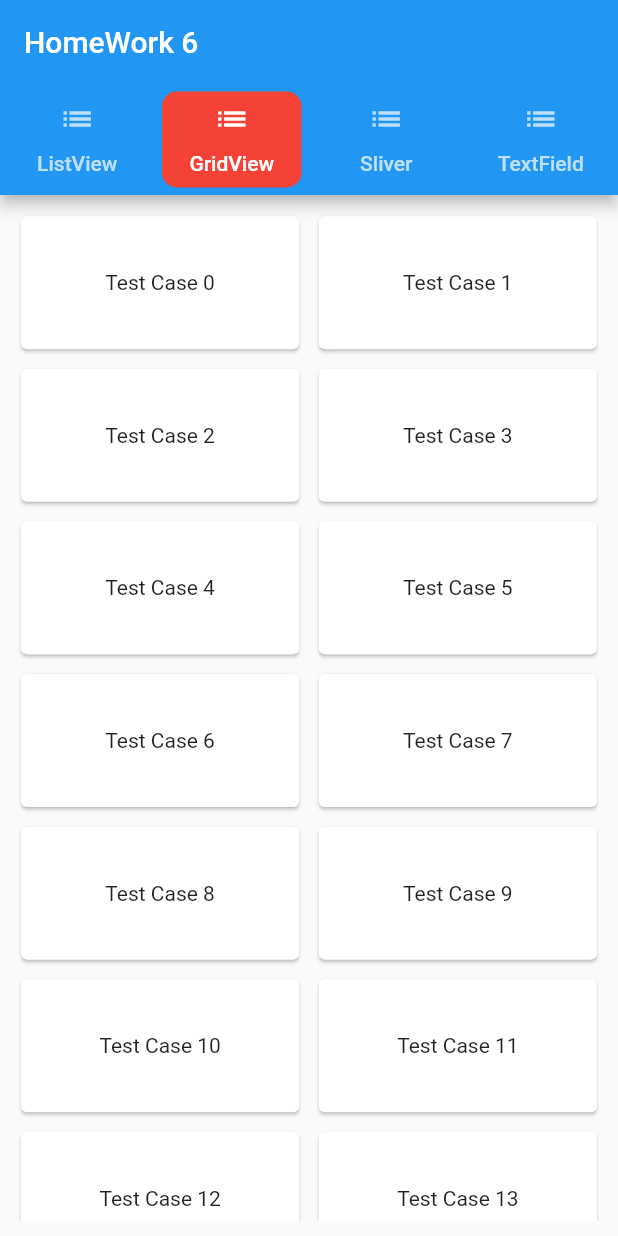
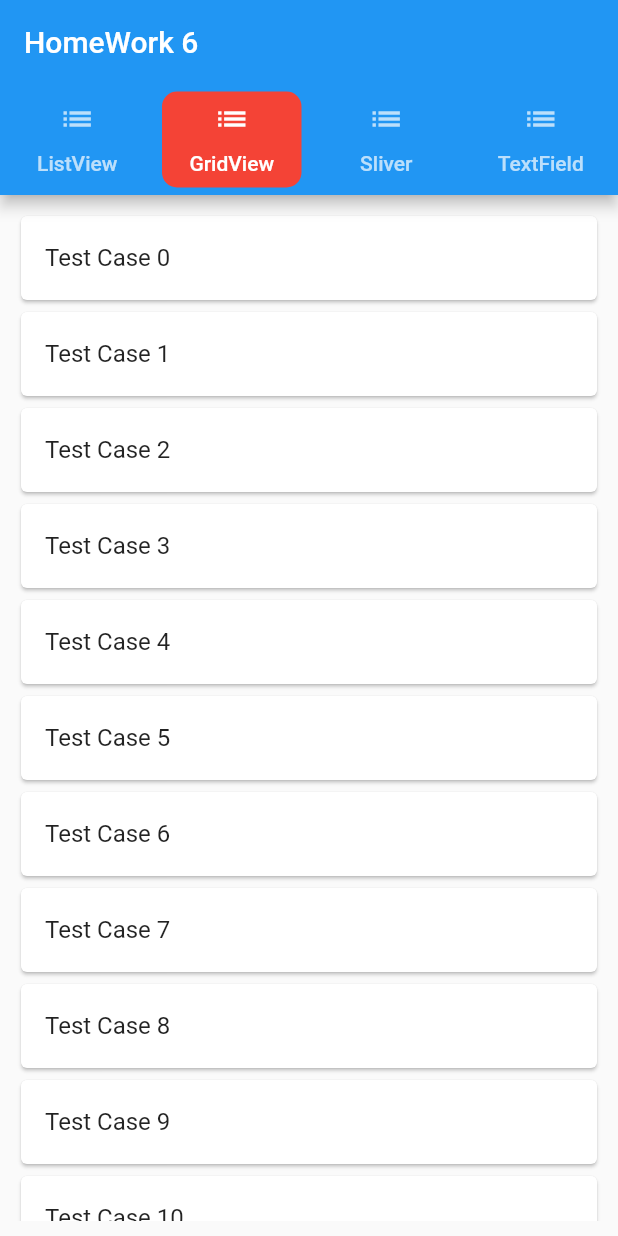
Before and after one commit to ViralBans/flutter_6, a Flutter app: the screen it shows after launch, tab 2 chosen, on a phone screen of 412 x 824 dp. Run offline on Flutter 3.47's test engine with Material 2 defaults, Android fonts, the phone set to English and light mode, and no system bars.

Commit message:
Исправления для GridView

```diff
--- a/lib/screens/gridview.dart
+++ b/lib/screens/gridview.dart
@@ -16,12 +16,14 @@ class _GridViewTestState extends State<GridViewTest> {
   Widget build(BuildContext context) {
     return Padding(
       padding: const EdgeInsets.all(10),
-      child: GridView.builder(
-          gridDelegate: const SliverGridDelegateWithMaxCrossAxisExtent(
-            maxCrossAxisExtent: 200,
-            childAspectRatio: 2,
-            crossAxisSpacing: 5,
-            mainAxisSpacing: 5,
+      child: LayoutBuilder(
+        builder: (BuildContext context, BoxConstraints constraints) {
+          double width = constraints.constrainWidth();
+          return width > 600
+              ? GridView.builder(
+                  gridDelegate: SliverGridDelegateWithFixedCrossAxisCount(
+                    crossAxisCount: width > 600 ? 3 : 2,
+                    childAspectRatio: width > 600 ? 3 : 2,
                   ),
                   itemCount: testCases.length,
                   itemBuilder: (BuildContext context, index) {
@@ -31,7 +33,19 @@ class _GridViewTestState extends State<GridViewTest> {
                         child: Text(testCases[index]["name"]),
                       ),
                     );
-          }),
+                  })
+              : ListView.builder(
+                  itemCount: testCases.length,
+                  itemBuilder: (context, index) => Card(
+                    child: Center(
+                      child: ListTile(
+                        title: Text(testCases[index]["name"]),
+                      ),
+                    ),
+                  ),
+                );
+        },
+      ),
     );
   }
 }
```
Lines whose indentation alone changed are shown as unchanged.
